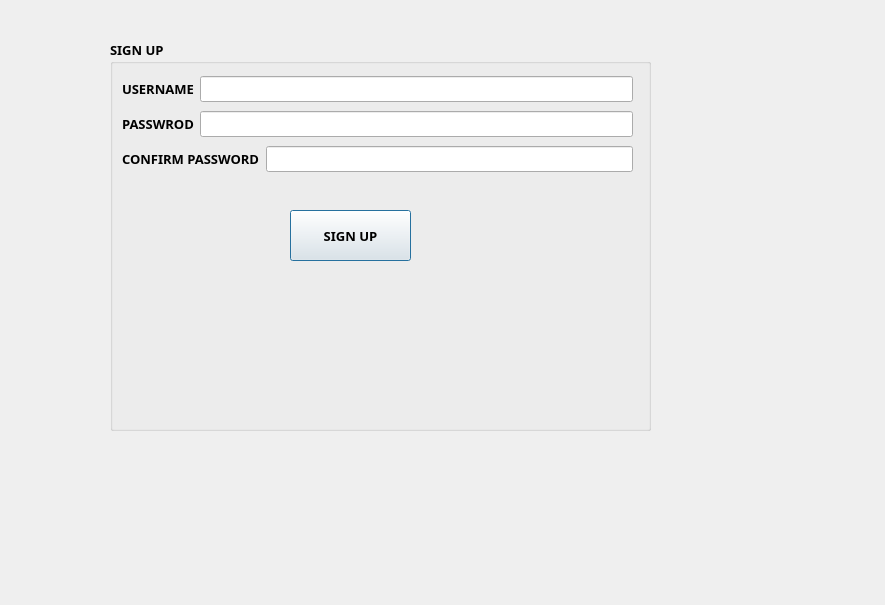
Before: the Qt Designer form signup.ui in WiddershinsNH/Story-Minder, drawn with Qt 5.
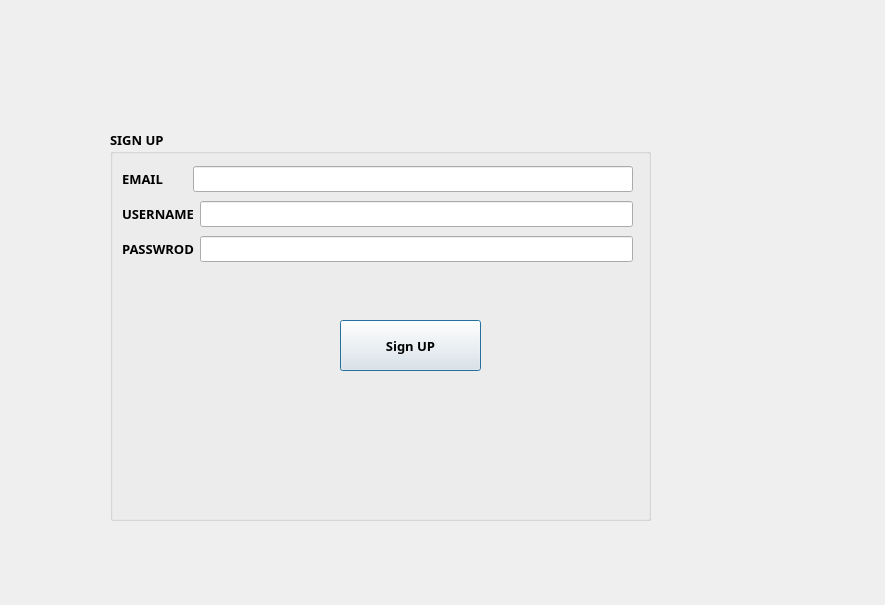
After: the same form once the commit is applied.

```diff
--- a/signup.ui
+++ b/signup.ui
@@ -17,7 +17,7 @@
    <property name="geometry">
     <rect>
      <x>110</x>
-     <y>40</y>
+     <y>130</y>
      <width>541</width>
      <height>391</height>
     </rect>
@@ -33,20 +33,7 @@
    <property name="title">
     <string>SIGN UP</string>
    </property>
-   <widget class="QPushButton" name="pushButton">
-    <property name="geometry">
-     <rect>
-      <x>180</x>
-      <y>170</y>
-      <width>121</width>
-      <height>51</height>
-     </rect>
-    </property>
-    <property name="text">
-     <string>SIGN UP</string>
-    </property>
-   </widget>
-   <widget class="QWidget" name="">
+   <widget class="QWidget" name="layoutWidget">
     <property name="geometry">
      <rect>
       <x>12</x>
@@ -59,6 +46,23 @@
      <item>
       <layout class="QHBoxLayout" name="horizontalLayout_2">
        <item>
+        <widget class="QLabel" name="label_username">
+         <property name="text">
+          <string>EMAIL       </string>
+         </property>
+         <property name="buddy">
+          <cstring>lineEdit_username</cstring>
+         </property>
+        </widget>
+       </item>
+       <item>
+        <widget class="QLineEdit" name="lineEdit_Email"/>
+       </item>
+      </layout>
+     </item>
+     <item>
+      <layout class="QHBoxLayout" name="horizontalLayout">
+       <item>
         <widget class="QLabel" name="label_password">
          <property name="text">
           <string>USERNAME</string>
@@ -69,46 +73,46 @@
         </widget>
        </item>
        <item>
-        <widget class="QLineEdit" name="lineEdit_password"/>
+        <widget class="QLineEdit" name="lineEdit_username"/>
        </item>
       </layout>
      </item>
      <item>
-      <layout class="QHBoxLayout" name="horizontalLayout">
+      <layout class="QHBoxLayout" name="horizontalLayout_3">
        <item>
         <widget class="QLabel" name="label_confirmpass">
          <property name="text">
           <string>PASSWROD</string>
          </property>
          <property name="buddy">
-          <cstring>lineEdit_confirmpass</cstring>
+          <cstring>lineEdit_Email</cstring>
          </property>
         </widget>
        </item>
        <item>
-        <widget class="QLineEdit" name="lineEdit_confirmpass"/>
-       </item>
-      </layout>
-     </item>
-     <item>
-      <layout class="QHBoxLayout" name="horizontalLayout_3">
-       <item>
-        <widget class="QLabel" name="label_username">
-         <property name="text">
-          <string>CONFIRM PASSWORD</string>
+        <widget class="QLineEdit" name="lineEdit_password">
+         <property name="echoMode">
+          <enum>QLineEdit::Password</enum>
          </property>
-         <property name="buddy">
-          <cstring>lineEdit_username</cstring>
-         </property>
         </widget>
        </item>
-       <item>
-        <widget class="QLineEdit" name="lineEdit_username"/>
-       </item>
       </layout>
      </item>
     </layout>
    </widget>
+   <widget class="QPushButton" name="pushButton">
+    <property name="geometry">
+     <rect>
+      <x>230</x>
+      <y>190</y>
+      <width>141</width>
+      <height>51</height>
+     </rect>
+    </property>
+    <property name="text">
+     <string>Sign UP</string>
+    </property>
+   </widget>
   </widget>
  </widget>
  <resources/>
```
